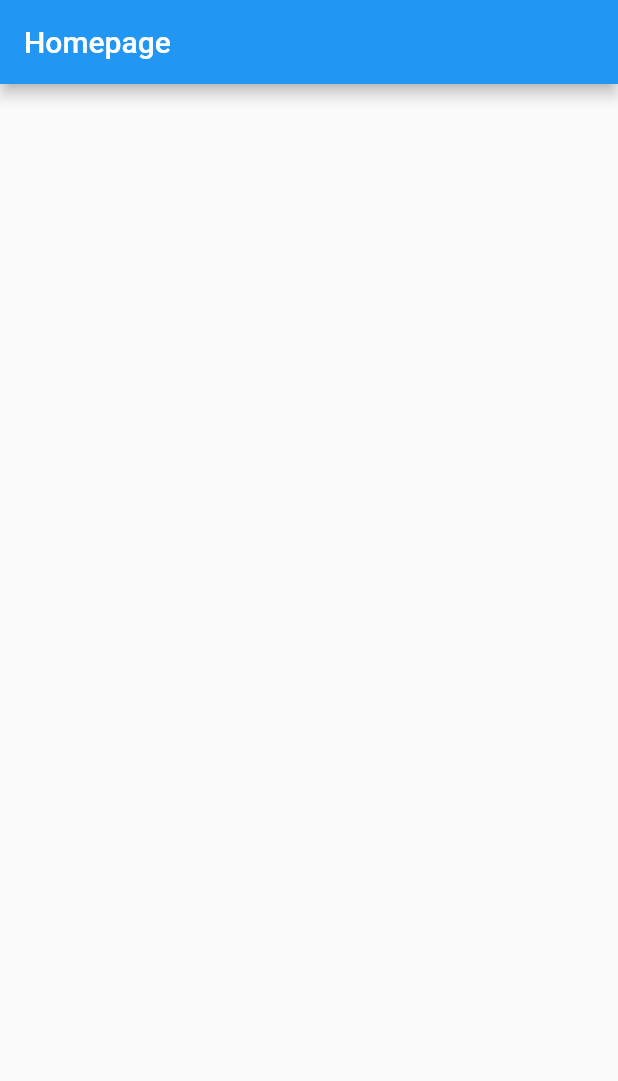
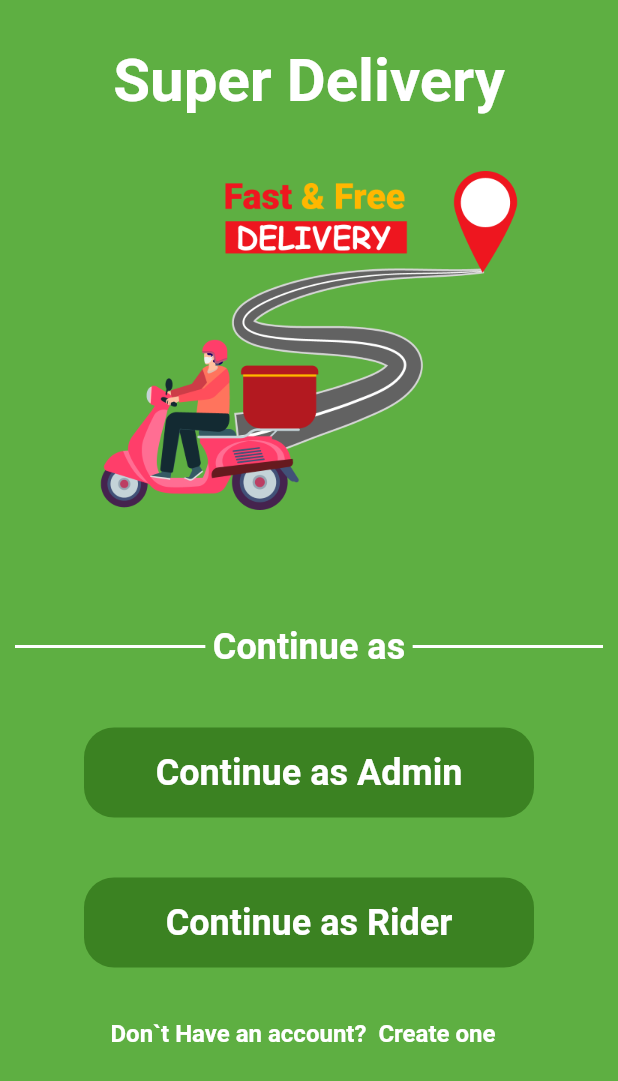
Before and after one commit to brekooname/Super-Delivery-App, a Flutter app: the screen it shows after launch, on a phone screen of 412 x 824 dp. Shown: the top 1081 px of the screen. Run offline on Flutter 3.47's test engine with Material 2 defaults, Android fonts, the phone set to English and light mode, and no system bars; our stand-ins replace firebase_core, google_fonts; accounts and stored records are empty; Roboto replaces fonts that are missing (Ubuntu).

Commit message:
opening screen

```diff
--- a/lib/main.dart
+++ b/lib/main.dart
@@ -1,8 +1,14 @@
+import 'package:delivery/firebase_options.dart';
 import 'package:delivery/screens/homepage.dart';
+import 'package:delivery/screens/openingscreen.dart';
+import 'package:firebase_core/firebase_core.dart';
 import 'package:flutter/material.dart';
 
-void main() {
+void main() async {
   runApp(const myApp());
+  await Firebase.initializeApp(
+    options: DefaultFirebaseOptions.currentPlatform,
+  );
 }
 
 class myApp extends StatelessWidget {
@@ -12,7 +18,7 @@ class myApp extends StatelessWidget {
   Widget build(BuildContext context) {
     return MaterialApp(
       debugShowCheckedModeBanner: false,
-      home: Homepage(),
+      home: openingScreen(),
     );
   }
 }
--- a/lib/screens/homepage.dart
+++ b/lib/screens/homepage.dart
@@ -8,11 +8,13 @@ class Homepage extends StatefulWidget {
 }
 
 class _HomepageState extends State<Homepage> {
+  Color bgColor = const Color(0xff5EAF42);
   @override
   Widget build(BuildContext context) {
     return Scaffold(
       appBar: AppBar(
         title: const Text("Homepage"),
+        backgroundColor: bgColor,
       ),
     );
   }
--- /dev/null
+++ b/lib/screens/openingscreen.dart
@@ -0,0 +1,142 @@
+import 'package:flutter/material.dart';
+import 'package:google_fonts/google_fonts.dart';
+
+class openingScreen extends StatefulWidget {
+  const openingScreen({Key? key}) : super(key: key);
+
+  @override
+  State<openingScreen> createState() => _openingScreenState();
+}
+
+class _openingScreenState extends State<openingScreen> {
+  Color bgColor = const Color(0xff5EAF42);
+  Color btnColor = const Color(0xff3B8222);
+  @override
+  Widget build(BuildContext context) {
+    return Scaffold(
+      backgroundColor: bgColor,
+      body: SafeArea(
+          child: Padding(
+        padding: const EdgeInsets.all(10.0),
+        child: SingleChildScrollView(
+          child: Column(
+            children: [
+              const SizedBox(
+                height: 20,
+              ),
+              Center(
+                child: Text(
+                  "Super Delivery",
+                  style: GoogleFonts.ubuntu(
+                      fontSize: 40,
+                      color: Colors.white,
+                      fontWeight: FontWeight.bold),
+                ),
+              ),
+              Container(
+                height: 300,
+                width: 300,
+                decoration: const BoxDecoration(
+                    image: DecorationImage(
+                        image: AssetImage("assets/images/openingimage.png"))),
+              ),
+              const SizedBox(
+                height: 40,
+              ),
+              Row(
+                children: [
+                  const Expanded(
+                      child: Divider(
+                    thickness: 2,
+                    color: Colors.white,
+                  )),
+                  const SizedBox(
+                    width: 5,
+                  ),
+                  Text(
+                    "Continue as",
+                    style: GoogleFonts.ubuntu(
+                        fontSize: 24,
+                        color: Colors.white,
+                        fontWeight: FontWeight.bold),
+                  ),
+                  const SizedBox(
+                    width: 5,
+                  ),
+                  const Expanded(
+                      child: Divider(
+                    thickness: 2,
+                    color: Colors.white,
+                  )),
+                ],
+              ),
+              const SizedBox(
+                height: 40,
+              ),
+              Container(
+                width: 300,
+                height: 60,
+                decoration: BoxDecoration(
+                    color: btnColor, borderRadius: BorderRadius.circular(20)),
+                child: TextButton(
+                  onPressed: () {},
+                  child: Text(
+                    "Continue as Admin",
+                    style: GoogleFonts.ubuntu(
+                        fontSize: 24,
+                        color: Colors.white,
+                        fontWeight: FontWeight.bold),
+                  ),
+                ),
+              ),
+              const SizedBox(
+                height: 40,
+              ),
+              Container(
+                width: 300,
+                height: 60,
+                decoration: BoxDecoration(
+                    color: btnColor, borderRadius: BorderRadius.circular(20)),
+                child: TextButton(
+                  onPressed: () {},
+                  child: Text(
+                    "Continue as Rider",
+                    style: GoogleFonts.ubuntu(
+                        fontSize: 24,
+                        color: Colors.white,
+                        fontWeight: FontWeight.bold),
+                  ),
+                ),
+              ),
+              const SizedBox(
+                height: 20,
+              ),
+              Row(
+                mainAxisAlignment: MainAxisAlignment.center,
+                children: [
+                  Text(
+                    "Don`t Have an account?",
+                    style: GoogleFonts.ubuntu(
+                        fontSize: 16,
+                        color: Colors.white,
+                        fontWeight: FontWeight.bold),
+                  ),
+                  TextButton(
+                    onPressed: () {},
+                    child: Text(
+                      "Create one",
+                      style: GoogleFonts.ubuntu(
+                          fontSize: 16,
+                          color: Colors.white,
+                          fontWeight: FontWeight.bold),
+                    ),
+                  )
+                ],
+              )
+            ],
+          ),
+        ),
+      )),
+    );
+  }
+}
```
Also changed, not shown: pubspec.yaml (+7 -3 lines), assets/images/admin.png (added), assets/images/openingimage.png (added), assets/images/rider.png (added), pubspec.lock, 2 other files.
